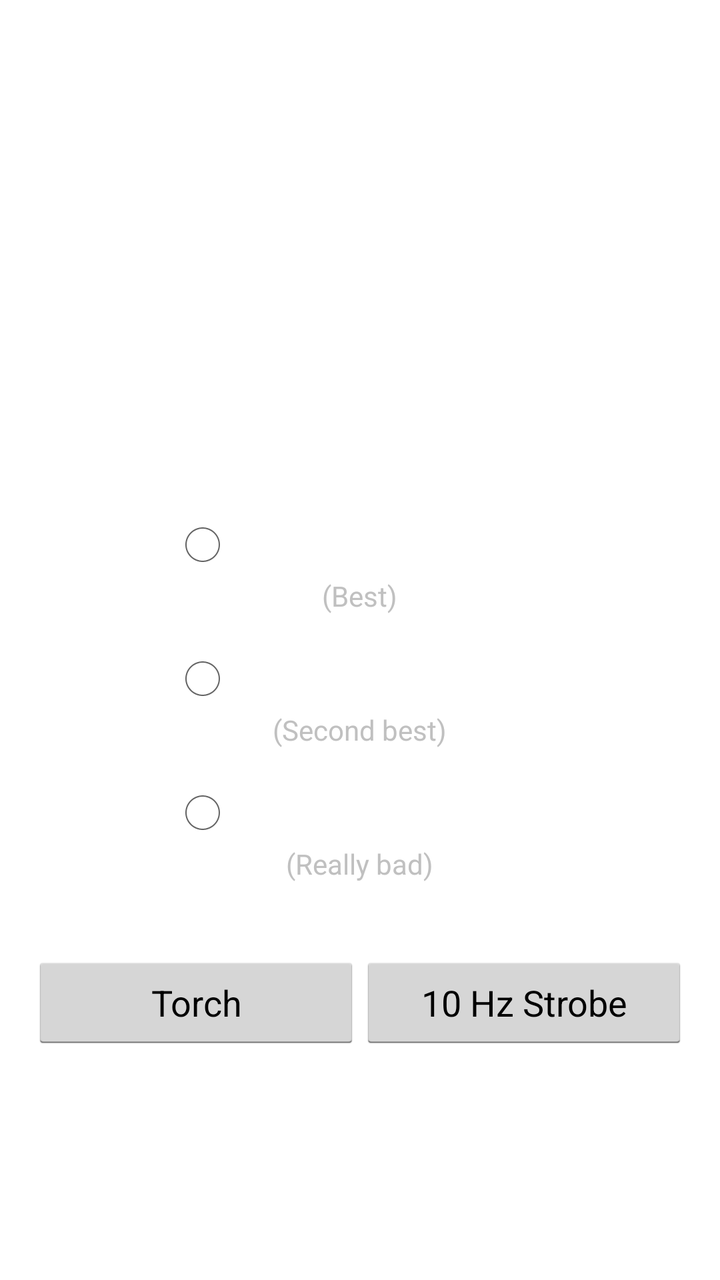
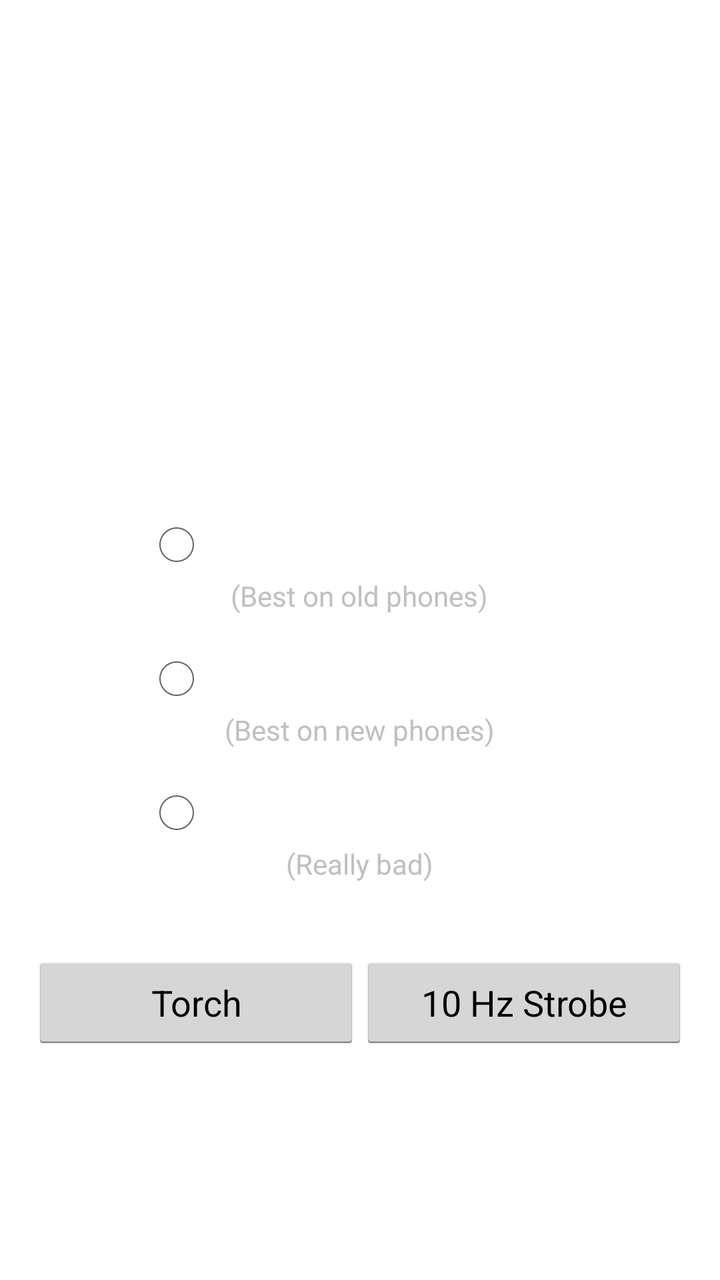

Compare the two renders of this Android layout. The source of the first and the diff that turns it into the second are given below.
<!-- AndroidManifest.xml: another module's application theme AppTheme -->
<!-- res/layout/dia_tut_led_test.xml -->
<?xml version="1.0" encoding="utf-8"?>

<LinearLayout xmlns:android="http://schemas.android.com/apk/res/android"
    android:layout_width="match_parent"
    android:layout_height="match_parent"
    android:orientation="vertical" >
    
    <ImageView
        android:layout_height="32dp"
        android:layout_width="32dp"
        android:layout_marginLeft="10dp"
        android:layout_marginTop="10dp"
        android:src="@drawable/ic_left_arrow"
        android:id="@+id/back"
        />

	<ScrollView
		android:layout_width="fill_parent"
		android:layout_height="wrap_content"
		android:fillViewport="true"
		android:minHeight="10000dp"
		>
		<FrameLayout
			android:layout_width="fill_parent"
			android:layout_height="fill_parent"
			>

			<LinearLayout
				android:layout_width="fill_parent"
				android:layout_height="wrap_content"
				android:orientation="vertical"
				android:layout_gravity="center">

				<View
					android:layout_width="0dp"
					android:layout_height="0dp"
					android:layout_weight="0"
					/>

				<TextView
					android:layout_width="fill_parent"
					android:layout_height="wrap_content"
					android:text="Select a LED control method that seems to make your flash work the best"
					android:layout_gravity="center_horizontal"
					android:textColor="#FFFFFFFF"
					android:layout_marginBottom="20dp"
					android:textSize="14sp"
					android:layout_marginLeft="16dp"
					android:layout_marginRight="16dp"
					/>
				<TextView
					android:layout_width="wrap_content"
					android:layout_height="wrap_content"
					android:text="LED control method:"
					android:layout_gravity="center_horizontal"
					android:textColor="#FFFFFFFF"
					android:textSize="24sp"
					android:layout_marginLeft="16dp"
					android:layout_marginRight="16dp"
					/>
				<RadioGroup
					android:layout_width="wrap_content"
					android:layout_height="wrap_content"
					android:layout_gravity="center_horizontal"
					android:layout_marginLeft="16dp"
					android:layout_marginRight="16dp"
					android:id="@+id/radio_group"
					>
					<RadioButton
						android:layout_width="wrap_content"
						android:layout_height="wrap_content"
						android:text="Old camera"
						android:textColor="#FFFFFFFF"
						android:id="@+id/old_camera"
						android:textSize="18sp"
						android:layout_marginTop="12dp"
						/>
					<TextView
						android:layout_width="wrap_content"
						android:layout_height="wrap_content"
						android:textSize="14sp"
						android:text="(Best)"
						android:textColor="#FFC0C0C0"
						android:layout_marginLeft="40dp"
						android:layout_marginRight="40dp"
						android:layout_marginBottom="4dp"
						android:gravity="center_horizontal"
						android:layout_gravity="center_horizontal"/>

					<RadioButton
						android:layout_width="wrap_content"
						android:layout_height="wrap_content"
						android:text="New camera"
						android:textColor="#FFFFFFFF"
						android:id="@+id/new_camera"
						android:textSize="18sp"
						android:layout_marginTop="12dp"
						/>
					<TextView
						android:layout_width="wrap_content"
						android:layout_height="wrap_content"
						android:textSize="14sp"
						android:text="(Second best)"
						android:textColor="#FFC0C0C0"
						android:layout_marginLeft="40dp"
						android:layout_marginRight="40dp"
						android:layout_marginBottom="4dp"
						android:gravity="center_horizontal"
						android:layout_gravity="center_horizontal"/>
					<RadioButton
						android:layout_width="wrap_content"
						android:layout_height="wrap_content"
						android:text="Old camera preview"
						android:textColor="#FFFFFFFF"
						android:id="@+id/old_camera_preview"
						android:textSize="18sp"
						android:layout_marginTop="12dp"
						/>
					<TextView
						android:layout_width="wrap_content"
						android:layout_height="wrap_content"
						android:textSize="14sp"
						android:text="(Really bad)"
						android:textColor="#FFC0C0C0"
						android:layout_marginLeft="40dp"
						android:layout_marginRight="40dp"
						android:layout_marginBottom="4dp"
						android:gravity="center_horizontal"
						android:layout_gravity="center_horizontal"/>
				</RadioGroup>



				<LinearLayout
					android:layout_width="match_parent"
					android:layout_height="wrap_content"
					android:orientation="horizontal"
					android:layout_marginLeft="16dp"
					android:layout_marginRight="16dp"
					android:layout_marginTop="32dp"
					>

					<Button
						android:layout_width="0dp"
						android:layout_height="wrap_content"
						android:text="Torch"
						android:id="@+id/torch"
						android:layout_weight="1"
						android:textSize="18sp"
						/>

					<Button
						android:layout_width="0dp"
						android:layout_height="wrap_content"
						android:text="10 Hz Strobe"
						android:id="@+id/strobe"
						android:textSize="18sp"
						android:layout_weight="1"
						/>

				</LinearLayout>



				<View
					android:layout_width="0dp"
					android:layout_height="0dp"
					android:layout_weight="0"
					/>

			</LinearLayout>
		</FrameLayout>
	</ScrollView>

</LinearLayout>
<!-- resources referenced by this layout -->
<resources>
  <!-- drawable ic_left_arrow: png bitmap (drawable-xhdpi, 1734 bytes) -->
  <style name="AppTheme" parent="AppBaseTheme">
          
      </style>
  <style name="AppBaseTheme" parent="android:Theme.Holo.Light">
          
      </style>
</resources>

<!-- the commit's change to res/layout/dia_tut_led_test.xml (unified diff, before → after) -->
@@ -79,7 +79,7 @@
 						android:layout_width="wrap_content"
 						android:layout_height="wrap_content"
 						android:textSize="14sp"
-						android:text="(Best)"
+						android:text="(Best on old phones)"
 						android:textColor="#FFC0C0C0"
 						android:layout_marginLeft="40dp"
 						android:layout_marginRight="40dp"
@@ -100,7 +100,7 @@
 						android:layout_width="wrap_content"
 						android:layout_height="wrap_content"
 						android:textSize="14sp"
-						android:text="(Second best)"
+						android:text="(Best on new phones)"
 						android:textColor="#FFC0C0C0"
 						android:layout_marginLeft="40dp"
 						android:layout_marginRight="40dp"
